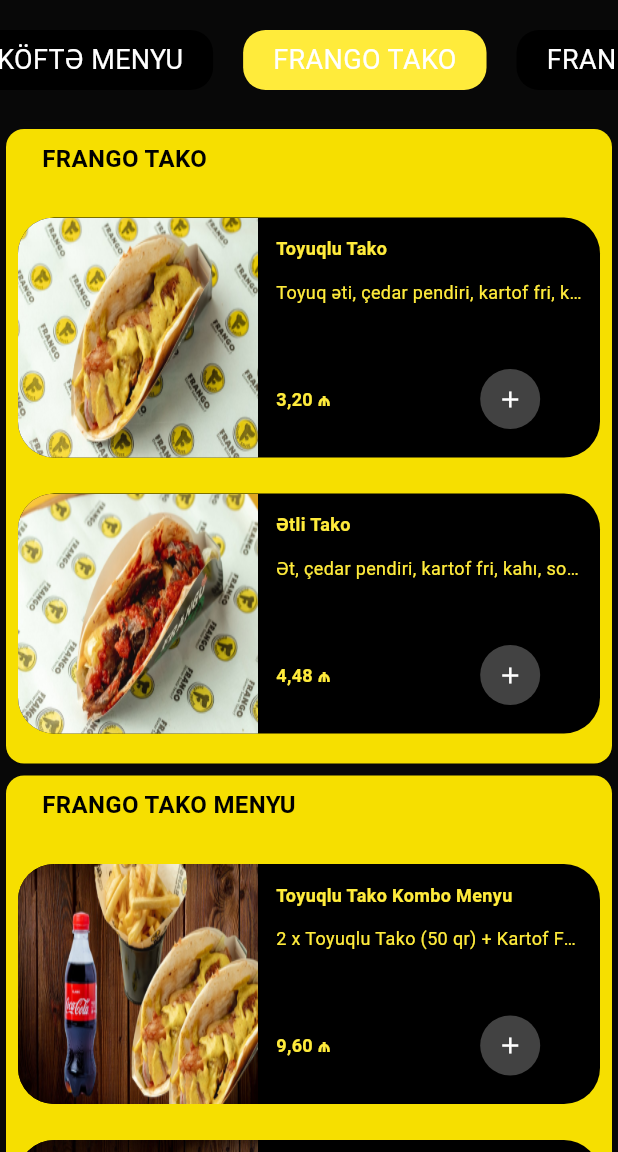
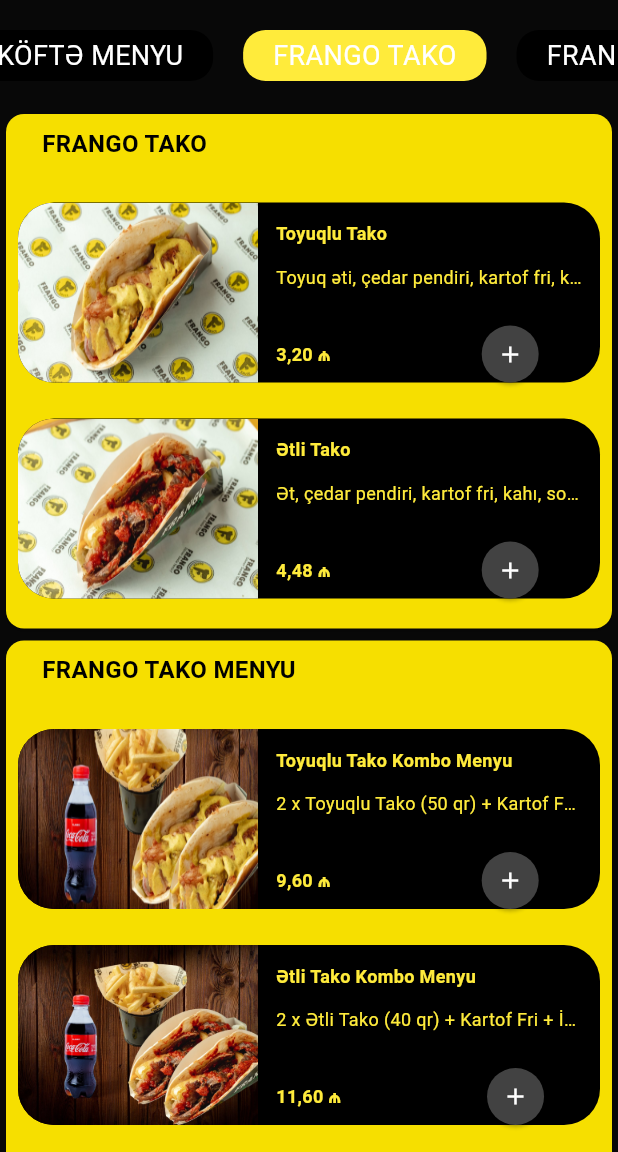
Before and after one commit to sadiqaliyev01/frango_restaurant_app, a Flutter app: the HomeScreen screen opened directly, after a tap on "FRANGO IZQARA KÖFTƏ MENYU", after a tap on "FRANGO TAKO", on a phone screen of 412 x 824 dp, the part 84-1236 px from its top. Run offline on Flutter 3.47's test engine with Material 3 defaults, Android fonts, the phone set to English and light mode, and no system bars; our stand-ins replace flutter_bloc, flutter_svg, google_fonts, hive, hive_flutter, pinput and 1 more; accounts and stored records are empty.

Commit message:
- home screen is done

```diff
--- a/lib/cubits/home/home_cubit.dart
+++ b/lib/cubits/home/home_cubit.dart
@@ -6,27 +6,27 @@
   HomeCubit() : super(HomeInitial());
 
   List<int> categoryHeights = [
-    222, // izqara kofte 1
-    222, // izqara kofte menyu 1
-    432, // tako 2
-    620, // tako menyu 3
-    1348, // doner 7
-    432, // doner kombo menyu 2
-    1168, // burger 6
-    1534, // kombo menyu 8
-    614, // lahmacun 3
-    1718, // pizza 9
-    2086, // ickiler 11
-    1168, // iskenderun 6
-    430, // qarnir 2
+    184, // izqara kofte 1
+    184, // izqara kofte menyu 1
+    352, // tako 2
+    494, // tako menyu 3
+    1068, // doner 7
+    356, // doner kombo menyu 2
+    924, // burger 6
+    1216, // kombo menyu 8
+    494, // lahmacun 3
+    1360, // pizza 9
+    1644, // ickiler 11
+    926, // iskenderun 6
+    352, // qarnir 2
     1348 // souslar 7
 
 
 // Kateqoriya başına düşən hündürlük
-    // 1ci kateqoriyada 1 product var - 254 pixeldir
-    // 2ci kateqoriyada da 1 product var - 254 pixeldir
-    // 3cu kateqoriyada 2 product var - 462 pixeldir
-    // her kateqoriyadaki 2ci ve novbeti prodcutlar ucun 254 + n*208 dusturunu isledeceyik
+    // 1ci kateqoriyada 1 product var - 222 pixeldir
+    // 2ci kateqoriyada da 1 product var - 222 pixeldir
+    // 3cu kateqoriyada 2 product var - 432 pixeldir
+    // her kateqoriyadaki 2ci ve novbeti prodcutlar ucun 222 + n*208 dusturunu isledeceyik
     // (n = 1 kateqoriyadaki productlarin sayindan 1 vahid azdir)
     // product sayi 4 ve ya daha cox olduqda dustur islemeye biler, bezen dusturda 208 yerin 190 yazanda isleyir
     // bunun ucun her defe kontrol etmek lazimdir
@@ -46,7 +46,7 @@
     180, // pizza
     250, // ickiler
     140, // iskenderun
-    140, // qarnir
+    70, // qarnir
     100,   // souslar
   ];
 
@@ -65,7 +65,7 @@
   double calculateScrollHeight(int selectedIndex) {
     double height = 0.0;
     for (int i = 0; i < selectedIndex; i++) {
-      height += categoryHeights[i];  // Burada categoryHeights kullanılıyor
+      height += categoryHeights[i];
     }
     return height;
   }
--- a/lib/presentation/screens/home_screen/home_screen.dart
+++ b/lib/presentation/screens/home_screen/home_screen.dart
@@ -41,7 +41,7 @@
           children: [
             const SizedBox(height: 20),
             SizedBox(
-              height: 40,
+              height: 34,
               child: MenuCategories(
                 onCategorySelected: (index) {
                   cubit.changeIndex(index);
--- a/lib/presentation/screens/home_screen/widgets/app_bar_items.dart
+++ b/lib/presentation/screens/home_screen/widgets/app_bar_items.dart
@@ -37,7 +37,6 @@
       ),
       leading: const Padding(padding: AppPaddings.a4, child: AvatarImage()),
       actions: [
-        // Arama kutusunu ortalamak için bir Container içine alıyoruz
         Container(
           alignment: Alignment.center,
           child: const SizedBox(
--- a/lib/presentation/screens/home_screen/widgets/burger_card.dart
+++ b/lib/presentation/screens/home_screen/widgets/burger_card.dart
@@ -46,7 +46,7 @@
                 return Padding(
                   padding: const EdgeInsets.symmetric(vertical: 12),
                   child: Container(
-                    height: 160,
+                    height: 120,
                     decoration: BoxDecoration(
                       borderRadius: BorderRadius.circular(24),
                       color: Colors.black,
--- a/lib/presentation/screens/home_screen/widgets/doner_card.dart
+++ b/lib/presentation/screens/home_screen/widgets/doner_card.dart
@@ -46,7 +46,7 @@
                 return Padding(
                   padding: const EdgeInsets.symmetric(vertical: 12),
                   child: Container(
-                    height: 160,
+                    height: 120,
                     decoration: BoxDecoration(
                       borderRadius: BorderRadius.circular(24),
                       color: Colors.black,
--- a/lib/presentation/screens/home_screen/widgets/doner_kombo_menyu_card.dart
+++ b/lib/presentation/screens/home_screen/widgets/doner_kombo_menyu_card.dart
@@ -47,7 +47,7 @@
                 return Padding(
                   padding: const EdgeInsets.symmetric(vertical: 12),
                   child: Container(
-                    height: 160,
+                    height: 120,
                     decoration: BoxDecoration(
                       borderRadius: BorderRadius.circular(24),
                       color: Colors.black,
--- a/lib/presentation/screens/home_screen/widgets/frango_iskenderun_usulu_doner_card.dart
+++ b/lib/presentation/screens/home_screen/widgets/frango_iskenderun_usulu_doner_card.dart
@@ -47,7 +47,7 @@
                 return Padding(
                   padding: const EdgeInsets.symmetric(vertical: 12),
                   child: Container(
-                    height: 160,
+                    height: 120,
                     decoration: BoxDecoration(
                       borderRadius: BorderRadius.circular(24),
                       color: Colors.black,
--- a/lib/presentation/screens/home_screen/widgets/frango_izgara_kofte_card.dart
+++ b/lib/presentation/screens/home_screen/widgets/frango_izgara_kofte_card.dart
@@ -46,7 +46,7 @@
               itemBuilder: (context, index) {
                 final data = frangoIzgaraKofteData[index];
                 return Container(
-                  height: 160,
+                  height: 120,
                   decoration: BoxDecoration(
                     borderRadius: BorderRadius.circular(24),
                     color: Colors.black,
--- a/lib/presentation/screens/home_screen/widgets/frango_izgara_kofte_menyu_card.dart
+++ b/lib/presentation/screens/home_screen/widgets/frango_izgara_kofte_menyu_card.dart
@@ -48,7 +48,7 @@
               itemBuilder: (context, index) {
                 final data = frangoIzgaraKofteMenyuData[index];
                 return Container(
-                  height: 160,
+                  height: 120,
                   decoration: BoxDecoration(
                     borderRadius: BorderRadius.circular(24),
                     color: Colors.black,
--- a/lib/presentation/screens/home_screen/widgets/frango_pizza_card.dart
+++ b/lib/presentation/screens/home_screen/widgets/frango_pizza_card.dart
@@ -46,7 +46,7 @@
                 return Padding(
                   padding: const EdgeInsets.symmetric(vertical: 12),
                   child: Container(
-                    height: 160,
+                    height: 120,
                     decoration: BoxDecoration(
                       borderRadius: BorderRadius.circular(24),
                       color: Colors.black,
--- a/lib/presentation/screens/home_screen/widgets/frango_tako_card.dart
+++ b/lib/presentation/screens/home_screen/widgets/frango_tako_card.dart
@@ -47,7 +47,7 @@
                 return Padding(
                   padding: const EdgeInsets.symmetric(vertical: 12),
                   child: Container(
-                    height: 160,
+                    height: 120,
                     decoration: BoxDecoration(
                       borderRadius: BorderRadius.circular(24),
                       color: Colors.black,
--- a/lib/presentation/screens/home_screen/widgets/frango_tako_menyu_card.dart
+++ b/lib/presentation/screens/home_screen/widgets/frango_tako_menyu_card.dart
@@ -48,7 +48,7 @@
                 return Padding(
                   padding: const EdgeInsets.symmetric(vertical: 12),
                   child: Container(
-                    height: 160,
+                    height: 120,
                     decoration: BoxDecoration(
                       borderRadius: BorderRadius.circular(24),
                       color: Colors.black,
--- a/lib/presentation/screens/home_screen/widgets/ickiler_card.dart
+++ b/lib/presentation/screens/home_screen/widgets/ickiler_card.dart
@@ -46,7 +46,7 @@
                 return Padding(
                   padding: const EdgeInsets.symmetric(vertical: 12),
                   child: Container(
-                    height: 160,
+                    height: 120,
                     decoration: BoxDecoration(
                       borderRadius: BorderRadius.circular(24),
                       color: Colors.black,
@@ -62,7 +62,7 @@
                           child: Column(
                             crossAxisAlignment: CrossAxisAlignment.start,
                             children: [
-                              const Spacer(),
+                              const SizedBox(height: 12),
                               ProductName(
                                 productName: data.name,
                                 style: GoogleFonts.roboto(
@@ -92,11 +92,10 @@
                                       ),
                                     ),
                                     const SizedBox(width: 60),
-                                    const AddButton(),
+                                    const Expanded(child: AddButton()),
                                   ],
                                 ),
                               ),
-                              const Spacer(),
                             ],
                           ),
                         ),
--- a/lib/presentation/screens/home_screen/widgets/kombo_menyu_card.dart
+++ b/lib/presentation/screens/home_screen/widgets/kombo_menyu_card.dart
@@ -47,7 +47,7 @@
                 return Padding(
                   padding: const EdgeInsets.symmetric(vertical: 12),
                   child: Container(
-                    height: 160,
+                    height: 120,
                     decoration: BoxDecoration(
                       borderRadius: BorderRadius.circular(24),
                       color: Colors.black,
--- a/lib/presentation/screens/home_screen/widgets/lahmacun_card.dart
+++ b/lib/presentation/screens/home_screen/widgets/lahmacun_card.dart
@@ -47,7 +47,7 @@
                 return Padding(
                   padding: const EdgeInsets.symmetric(vertical: 12),
                   child: Container(
-                    height: 160,
+                    height: 120,
                     decoration: BoxDecoration(
                       borderRadius: BorderRadius.circular(24),
                       color: Colors.black,
--- a/lib/presentation/screens/home_screen/widgets/product_image.dart
+++ b/lib/presentation/screens/home_screen/widgets/product_image.dart
@@ -9,7 +9,7 @@
   Widget build(BuildContext context) {
     return SizedBox(
       width: 160,
-      height: 160,
+      height: 120,
       child: ClipRRect(
         borderRadius: const BorderRadius.horizontal(
           left: Radius.circular(24),
--- a/lib/presentation/screens/home_screen/widgets/qarnir_card.dart
+++ b/lib/presentation/screens/home_screen/widgets/qarnir_card.dart
@@ -46,7 +46,7 @@
                 return Padding(
                   padding: const EdgeInsets.symmetric(vertical: 12),
                   child: Container(
-                    height: 160,
+                    height: 120,
                     decoration: BoxDecoration(
                       borderRadius: BorderRadius.circular(24),
                       color: Colors.black,
--- a/lib/presentation/screens/home_screen/widgets/souslar_card.dart
+++ b/lib/presentation/screens/home_screen/widgets/souslar_card.dart
@@ -46,7 +46,7 @@
                 return Padding(
                   padding: const EdgeInsets.symmetric(vertical: 12),
                   child: Container(
-                    height: 160,
+                    height: 120,
                     decoration: BoxDecoration(
                       borderRadius: BorderRadius.circular(24),
                       color: Colors.black,
```
